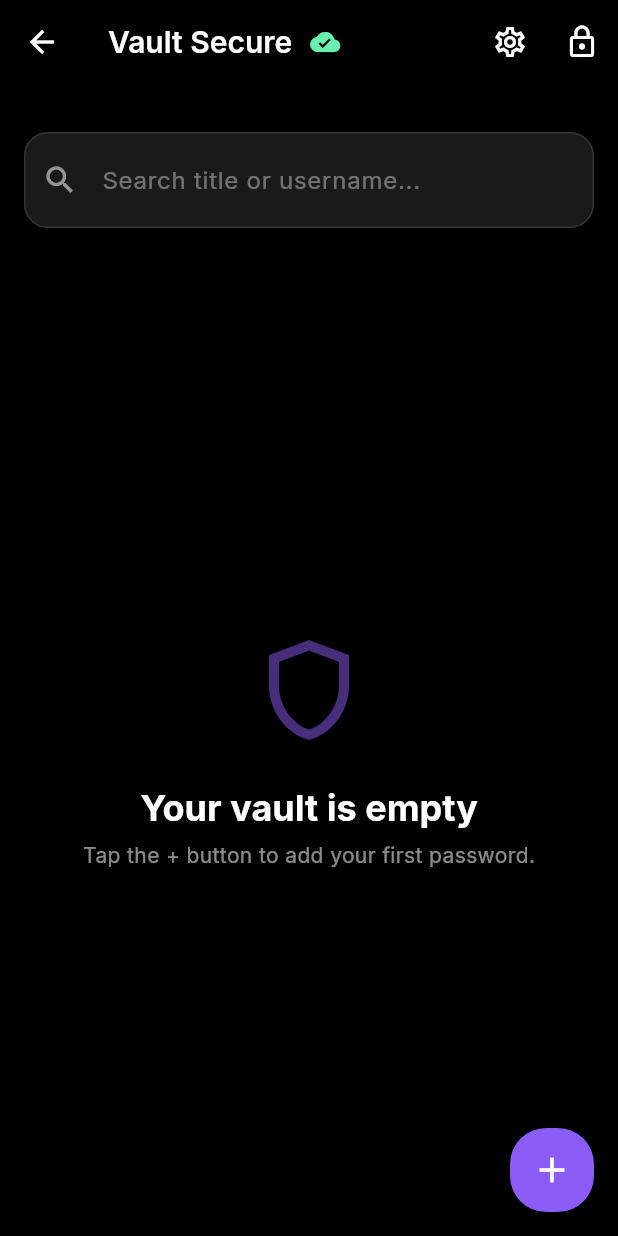
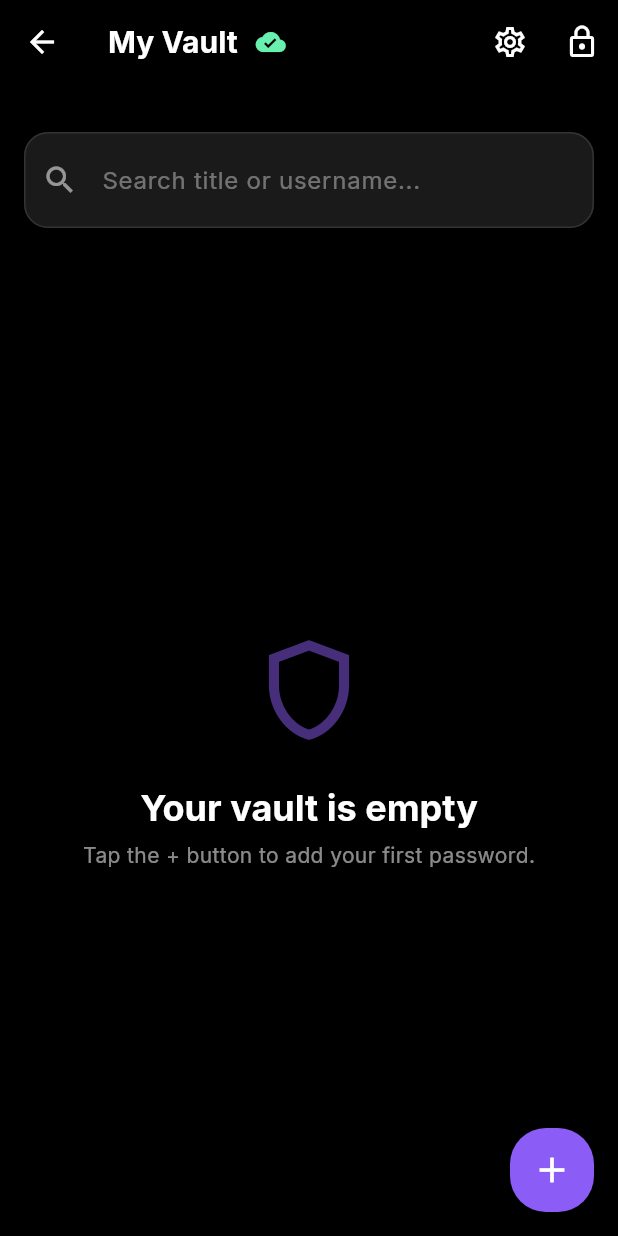
Before and after one commit to mgarg123/1pass, a Flutter app: the VaultListScreen screen opened directly, on a phone screen of 412 x 824 dp. Run offline on Flutter 3.47's test engine with Material 3 defaults, Android fonts, the phone set to English and light mode, and no system bars; drawn by our look-alikes of flutter_animate; our stand-ins replace connectivity_plus, dio, equatable, file_picker, flutter_dotenv, flutter_riverpod and 9 more; missing offline and left inert: cryptography, mobile_scanner, otp; accounts and stored records are empty; network calls fail.

Commit message:
updated header text

```diff
--- a/lib/features/vault/ui/vault_list_screen.dart
+++ b/lib/features/vault/ui/vault_list_screen.dart
@@ -62,7 +62,7 @@ class _VaultListScreenState extends ConsumerState<VaultListScreen> {
       appBar: AppBar(
         title: Row(
           children: [
-            const Text('Vault Secure'),
+            const Text('My Vault', style: TextStyle(fontWeight: FontWeight.bold)),
             const SizedBox(width: 12),
             buildSyncIcon(),
           ],
```
